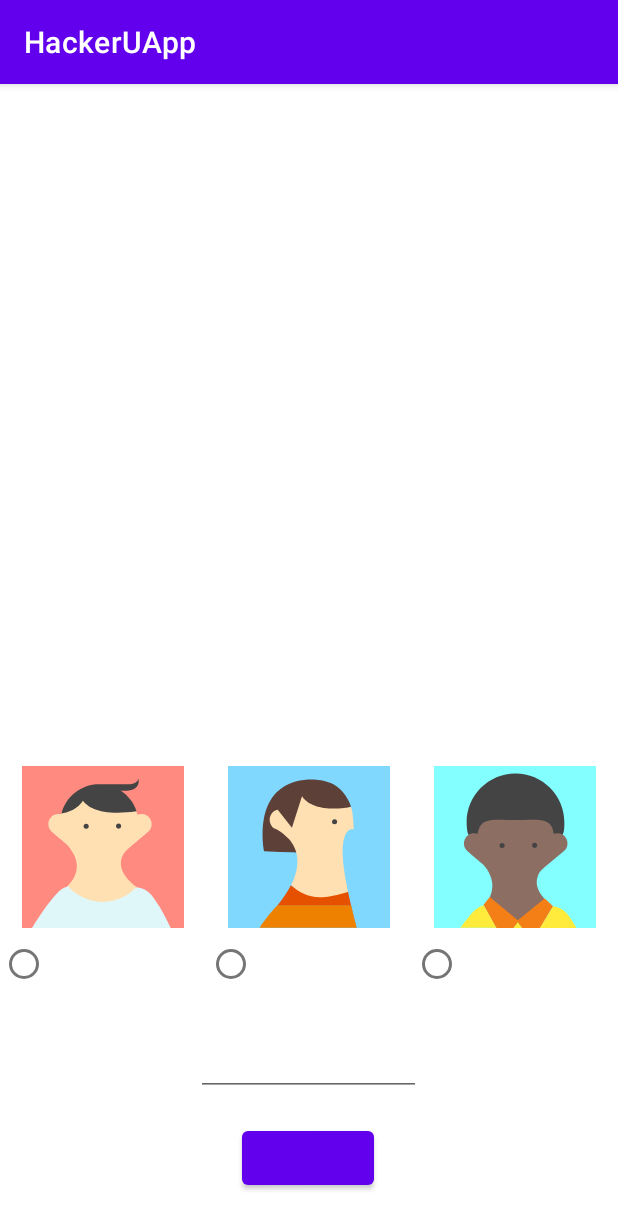
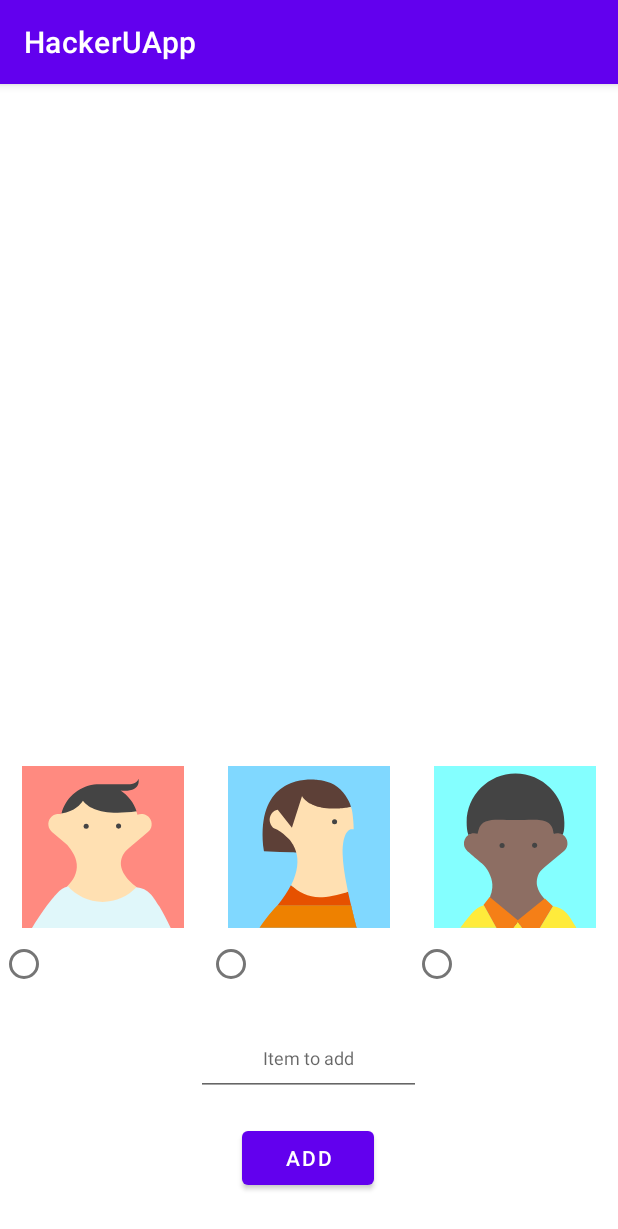
Before and after one commit to VStalker23/HackerUApp, an Android app: the screen it shows after launch (MainActivity), on a phone screen of 412 x 824 dp. Shown: the top 1229 px of the screen. Run offline under Robolectric (Android 15) with nearby library versions, the phone set to English and light mode, and no system bars; our stand-ins replace CircleImageView.

Commit message:
all files to git hw_lesson4

```diff
--- a/app/src/main/AndroidManifest.xml
+++ b/app/src/main/AndroidManifest.xml
@@ -2,7 +2,7 @@
 <manifest xmlns:android="http://schemas.android.com/apk/res/android"
     xmlns:tools="http://schemas.android.com/tools"
     package="com.vladimirorlov.hackeruapp">
-    <uses-permission android:name="android.permission.CAMERA"></uses-permission>
+    <uses-permission android:name="android.permission.CAMERA"/>
 
     <application
         android:allowBackup="true"
--- a/app/src/main/res/layout/activity_main.xml
+++ b/app/src/main/res/layout/activity_main.xml
@@ -6,6 +6,17 @@
     android:layout_height="match_parent"
     tools:context=".MainActivity">
 
+    <androidx.fragment.app.FragmentContainerView
+        android:id="@+id/person_details_fragment"
+        android:layout_width="273dp"
+        android:layout_height="377dp"
+        app:layout_constraintBottom_toBottomOf="parent"
+        app:layout_constraintEnd_toEndOf="parent"
+        app:layout_constraintHorizontal_bias="0.5"
+        app:layout_constraintStart_toStartOf="parent"
+        app:layout_constraintTop_toTopOf="parent"
+        android:translationZ="1dp"
+        tools:layout_constraintCircleRadius="50dp"/>
 
     <androidx.recyclerview.widget.RecyclerView
         android:id="@+id/recycler_view"
@@ -35,12 +46,11 @@
 
     <EditText
         android:id="@+id/item_name_input"
-
         android:layout_width="150dp"
         android:layout_height="50dp"
 
         android:autofillHints=""
-        android:hint="@string/person_to_add"
+        android:hint="@string/item_to_add"
 
         android:inputType="text"
         android:textAlignment="center"
--- a/app/src/main/res/layout/person_fragment.xml
+++ b/app/src/main/res/layout/person_fragment.xml
@@ -33,7 +33,7 @@
             android:layout_marginTop="10dp"
             android:gravity="center|top"
             android:padding="20dp"
-            android:text="write something about person" />
+            android:text="information about person" />
 
     </LinearLayout>
 
--- a/app/src/main/res/values/strings.xml
+++ b/app/src/main/res/values/strings.xml
@@ -1,5 +1,10 @@
 <resources>
     <string name="app_name">HackerUApp</string>
-    <string name="person_to_add" />
-    <string name="add" />
+    <string name="add">Add</string>
+    <string name="item_to_add">Item to add</string>
+    <string name="email">Email</string>
+    <!-- TODO: Remove or change this placeholder text -->
+    <string name="hello_blank_fragment">Hello blank fragment</string>
+    <string name="remove">remove</string>
+    <string name="name_of_the_person_you_want_to_add">name of the person you want to add</string>
 </resources>
```
Also changed, not shown: app/build.gradle (+7 -2 lines), app/src/main/java/com/vladimirorlov/hackeruapp/PeopleDao.kt (added, +24 -0 lines), app/src/main/java/com/vladimirorlov/hackeruapp/Person.kt (+13 -2 lines), app/src/main/java/com/vladimirorlov/hackeruapp/PersonDatabase.kt (added, +22 -0 lines), app/src/main/java/com/vladimirorlov/hackeruapp/Repository.kt (added, +20 -0 lines).
